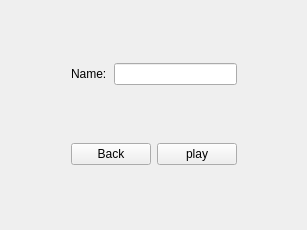
Old version of the form getname.ui in the repository godoftetris/God_Tetris.
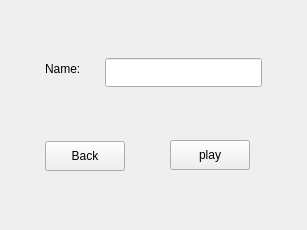
New version of the form.

The edit to the form file:
```diff
--- a/getname.ui
+++ b/getname.ui
@@ -13,88 +13,87 @@
   <property name="windowTitle">
    <string>Form</string>
   </property>
-  <layout class="QGridLayout" name="gridLayout">
-   <item row="0" column="0">
-    <spacer name="horizontalSpacer">
-     <property name="orientation">
-      <enum>Qt::Horizontal</enum>
-     </property>
-     <property name="sizeHint" stdset="0">
-      <size>
-       <width>29</width>
-       <height>20</height>
-      </size>
-     </property>
-    </spacer>
-   </item>
-   <item row="0" column="1">
-    <widget class="QLabel" name="label">
-     <property name="text">
-      <string>Name:</string>
-     </property>
-    </widget>
-   </item>
-   <item row="0" column="2" colspan="2">
-    <widget class="QLineEdit" name="playerName">
-     <property name="text">
-      <string/>
-     </property>
-    </widget>
-   </item>
-   <item row="0" column="4">
-    <spacer name="horizontalSpacer_2">
-     <property name="orientation">
-      <enum>Qt::Horizontal</enum>
-     </property>
-     <property name="sizeHint" stdset="0">
-      <size>
-       <width>29</width>
-       <height>20</height>
-      </size>
-     </property>
-    </spacer>
-   </item>
-   <item row="1" column="0">
-    <spacer name="horizontalSpacer_3">
-     <property name="orientation">
-      <enum>Qt::Horizontal</enum>
-     </property>
-     <property name="sizeHint" stdset="0">
-      <size>
-       <width>29</width>
-       <height>20</height>
-      </size>
-     </property>
-    </spacer>
-   </item>
-   <item row="1" column="1" colspan="2">
-    <widget class="QPushButton" name="backButton">
-     <property name="text">
-      <string>Back</string>
-     </property>
-    </widget>
-   </item>
-   <item row="1" column="3">
-    <widget class="QPushButton" name="playButton">
-     <property name="text">
-      <string>play</string>
-     </property>
-    </widget>
-   </item>
-   <item row="1" column="4">
-    <spacer name="horizontalSpacer_4">
-     <property name="orientation">
-      <enum>Qt::Horizontal</enum>
-     </property>
-     <property name="sizeHint" stdset="0">
-      <size>
-       <width>29</width>
-       <height>20</height>
-      </size>
-     </property>
-    </spacer>
-   </item>
-  </layout>
+  <widget class="QLabel" name="label">
+   <property name="geometry">
+    <rect>
+     <x>45</x>
+     <y>58</y>
+     <width>53</width>
+     <height>21</height>
+    </rect>
+   </property>
+   <property name="text">
+    <string>Name:</string>
+   </property>
+  </widget>
+  <widget class="QLineEdit" name="playerName">
+   <property name="geometry">
+    <rect>
+     <x>105</x>
+     <y>58</y>
+     <width>157</width>
+     <height>29</height>
+    </rect>
+   </property>
+   <property name="text">
+    <string/>
+   </property>
+  </widget>
+  <widget class="QPushButton" name="backButton">
+   <property name="geometry">
+    <rect>
+     <x>45</x>
+     <y>141</y>
+     <width>80</width>
+     <height>30</height>
+    </rect>
+   </property>
+   <property name="text">
+    <string>Back</string>
+   </property>
+  </widget>
+  <widget class="QPushButton" name="playButton">
+   <property name="geometry">
+    <rect>
+     <x>170</x>
+     <y>140</y>
+     <width>80</width>
+     <height>30</height>
+    </rect>
+   </property>
+   <property name="text">
+    <string>play</string>
+   </property>
+  </widget>
+  <widget class="QLabel" name="label_2">
+   <property name="enabled">
+    <bool>true</bool>
+   </property>
+   <property name="geometry">
+    <rect>
+     <x>70</x>
+     <y>100</y>
+     <width>91</width>
+     <height>21</height>
+    </rect>
+   </property>
+   <property name="text">
+    <string/>
+   </property>
+  </widget>
+  <widget class="QLabel" name="playerScore">
+   <property name="geometry">
+    <rect>
+     <x>160</x>
+     <y>120</y>
+     <width>80</width>
+     <height>21</height>
+    </rect>
+   </property>
+   <property name="text">
+    <string/>
+   </property>
+  </widget>
  </widget>
  <resources/>
  <connections>
```
Left out of the diff: 72 changed lines with no effect on the pictures.
